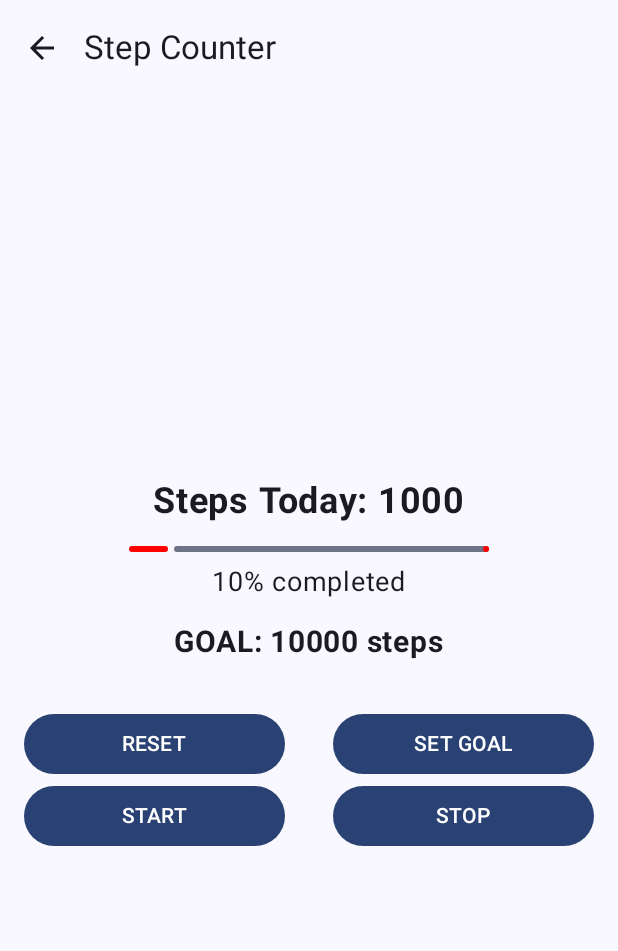
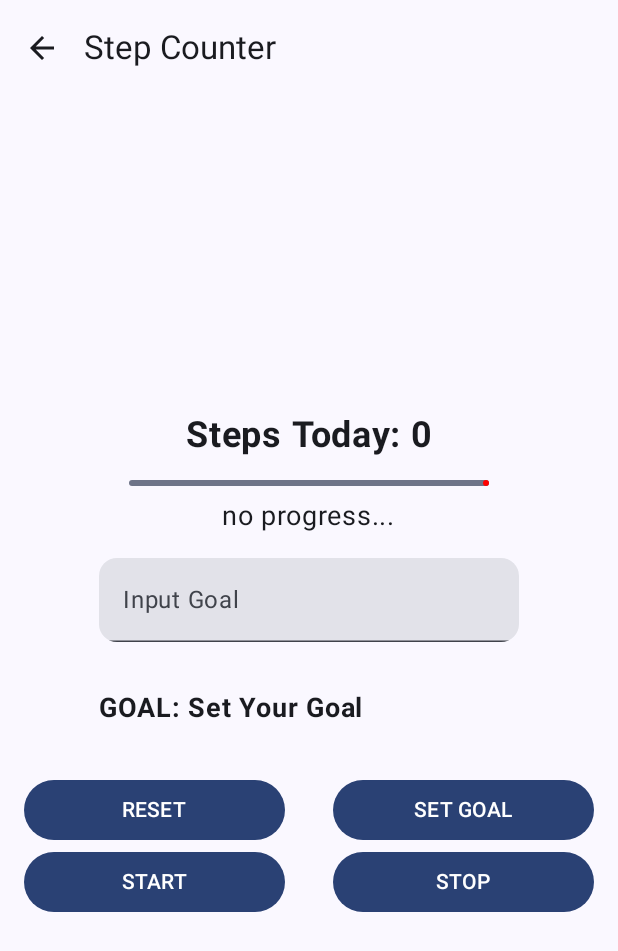
Before and after one commit to notSalt/TrackFit, an Android app built with Jetpack Compose: the StepCounterScreen screen opened through its navigation route, after a tap on "START", on a phone screen of 412 x 824 dp. Shown: the top 951 px of the screen. Run offline under Robolectric (Android 15) with nearby library versions, the phone set to English and light mode, and no system bars; 3 other taps on this screen came first.

Commit message:
changes on step counter..

```diff
--- a/app/src/main/java/com/example/trackfit/ui/screens/stepcounter/StepCounterScreen.kt
+++ b/app/src/main/java/com/example/trackfit/ui/screens/stepcounter/StepCounterScreen.kt
@@ -1,6 +1,9 @@
 package com.example.trackfit.ui.screens.stepcounter
 
+import android.widget.Toast
+import androidx.annotation.StringRes
 import androidx.compose.foundation.layout.*
+import androidx.compose.foundation.text.KeyboardOptions
 import androidx.compose.material.icons.Icons
 import androidx.compose.material.icons.filled.ArrowBack
 import androidx.compose.material3.Button
@@ -8,8 +11,10 @@ import androidx.compose.material3.ExperimentalMaterial3Api
 import androidx.compose.material3.Icon
 import androidx.compose.material3.IconButton
 import androidx.compose.material3.LinearProgressIndicator
+import androidx.compose.material3.MaterialTheme
 import androidx.compose.material3.Scaffold
 import androidx.compose.material3.Text
+import androidx.compose.material3.TextField
 import androidx.compose.material3.TopAppBar
 import androidx.compose.runtime.Composable
 import androidx.compose.runtime.LaunchedEffect
@@ -20,13 +25,20 @@ import androidx.compose.runtime.rememberCoroutineScope
 import androidx.compose.runtime.setValue
 import androidx.compose.ui.Alignment
 import androidx.compose.ui.Modifier
+import androidx.compose.ui.draw.clip
 import androidx.compose.ui.graphics.Color
+import androidx.compose.ui.platform.LocalContext
+import androidx.compose.ui.res.stringResource
 import androidx.compose.ui.text.font.FontWeight
+import androidx.compose.ui.text.input.ImeAction
+import androidx.compose.ui.text.input.KeyboardType
 import androidx.compose.ui.tooling.preview.Preview
 import androidx.compose.ui.unit.dp
 import androidx.compose.ui.unit.sp
 import androidx.navigation.NavController
 import androidx.navigation.compose.rememberNavController
+import com.example.trackfit.R
+import com.example.trackfit.ui.screens.activitylog.EditDurationField
 import kotlinx.coroutines.delay
 
 @OptIn(ExperimentalMaterial3Api::class)
@@ -35,14 +47,17 @@ fun StepCounterScreen(navController: NavController) {
     var stepsToday by remember { mutableStateOf(0) }
     var goal by remember { mutableStateOf(0) }
     var isRunning by remember { mutableStateOf(false) }
+    var goalInput by remember { mutableStateOf(" ") }
     val coroutineScope = rememberCoroutineScope()
+    val context = LocalContext.current
     LaunchedEffect(isRunning,stepsToday) {
         if(isRunning && goal>0 && stepsToday<=goal){
             while(isRunning){
                 delay(1000L)
-                stepsToday+=1000
+                stepsToday+=1
                 if (stepsToday >= goal) {
                     stepsToday = goal
+                    Toast.makeText(context,"Congrats! You've hit your steps goal!", Toast.LENGTH_SHORT).show()
                     break
                 }
             }
@@ -87,17 +102,35 @@ fun StepCounterScreen(navController: NavController) {
             Spacer(modifier = Modifier.height(8.dp))
 
             Text(
-                text = if (goal > 0) "${(stepsToday.toFloat() / goal.toFloat() * 100).toInt()}% completed" else "No goal set",
+                text = if (goal > 0) "${(stepsToday.toFloat() / goal.toFloat() * 100).toInt()}% completed" else "no progress...",
                 fontSize = 18.sp
             )
 
             Spacer(modifier = Modifier.height(16.dp))
 
-            Text(
-                text = "GOAL: ${if (goal > 0) "$goal steps" else "Not set"}",
-                fontSize = 20.sp,
-                fontWeight = FontWeight.Bold
-            )
+            Column{
+
+                EditGoalField(
+                    label = R.string.editGoal,
+                    value = goalInput,
+                    onValueChanged = { goalInput = it },
+                    modifier = Modifier
+                        .padding(bottom = 32.dp)
+                        //.fillMaxWidth()
+                        .clip(MaterialTheme.shapes.medium),
+                    keyboardOptions = KeyboardOptions.Default.copy(
+                        keyboardType = KeyboardType.Number,
+                        imeAction = ImeAction.Done
+                    )
+                )
+                Text(
+                    text = "GOAL: ${if (goal > 0) "$goal steps" else "Set Your Goal"}",
+                    fontSize = 18.sp,
+                    fontWeight = FontWeight.Bold
+                )
+
+            }
+
 
             Spacer(modifier = Modifier.height(32.dp))
 
@@ -108,6 +141,7 @@ fun StepCounterScreen(navController: NavController) {
                             stepsToday=0
                             goal=0
                             isRunning=false
+                            goalInput=""
                         },
                         modifier = Modifier
                             .weight(1f)
@@ -118,7 +152,8 @@ fun StepCounterScreen(navController: NavController) {
 
                     Button(
                         onClick = {
-                            goal=10000
+                            goal= goalInput.toFloat().toInt()
+                            goalInput=""
                         },
                         modifier = Modifier
                             .weight(1f)
@@ -154,6 +189,28 @@ fun StepCounterScreen(navController: NavController) {
     }
 }
 
+
+@Composable
+fun EditGoalField(
+    @StringRes label: Int,
+    keyboardOptions: KeyboardOptions,
+    value: String,
+    onValueChanged: (String) -> Unit,
+    modifier: Modifier,
+){
+
+    TextField(
+
+        value = value,
+        singleLine = true,
+        modifier = modifier,
+        onValueChange = onValueChanged,
+        label = { Text(stringResource(label)) },
+        keyboardOptions = keyboardOptions,
+    )
+}
+
+
 @Preview(showBackground = true)
 @Composable
 fun PreviewStepCounterScreen() {
--- a/app/src/main/res/values/strings.xml
+++ b/app/src/main/res/values/strings.xml
@@ -24,4 +24,5 @@
     <string name="meal">Meal</string>
     <string name="calorie">kcal</string>
     <string name="waterIntake">Daily Water Tracker</string>
+    <string name="editGoal">Input Goal</string>
 </resources>
```
